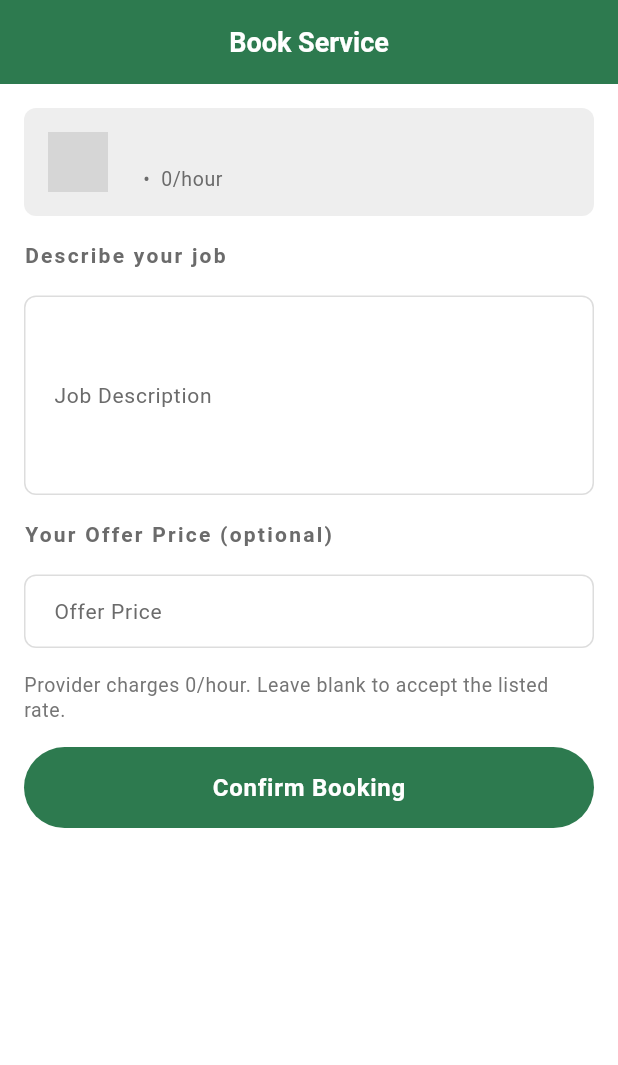
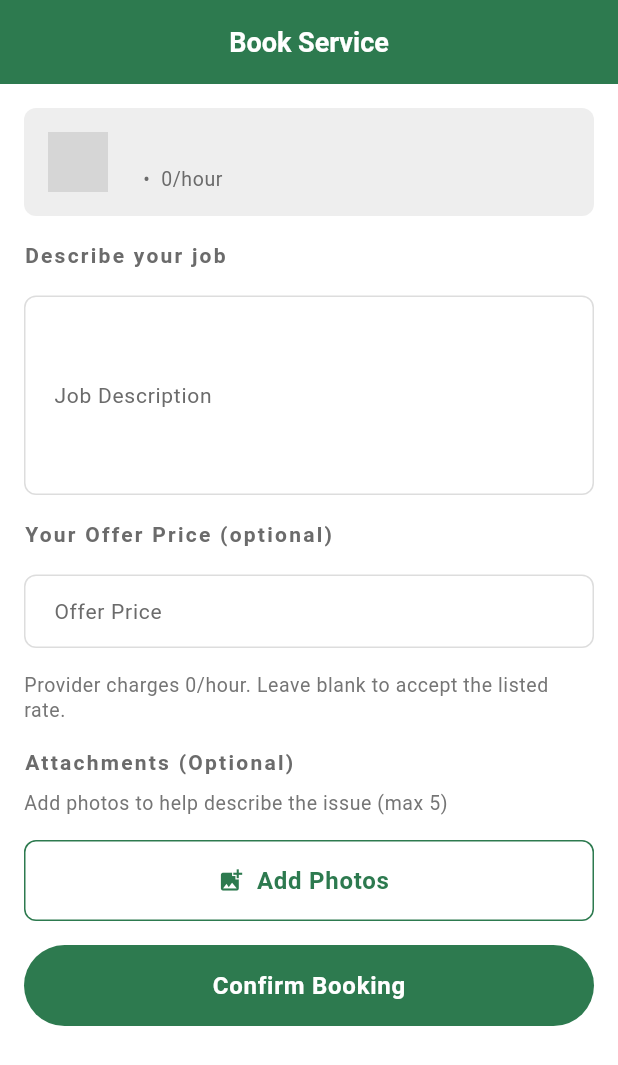
Before and after one commit to Mahamudul-Dev/luxihub-user, a Flutter app: the PostJobPage screen opened directly with empty values, on a phone screen of 412 x 824 dp. Shown: the top 1065 px of the screen. Run offline on Flutter 3.47's test engine with Material 3 defaults, Android fonts, the light colour scheme and no system bars; our stand-ins replace bloc, dartz, equatable, firebase_core, firebase_messaging, flutter_bloc and 11 more; missing offline and left inert: flutter_polyline_points, flutter_stripe; accounts and stored records are empty; network calls fail; Roboto replaces fonts that are missing (Poppins); grey boxes are pictures that could not be loaded.

Commit message:
Add attachment picker widget and app icon
- Implemented AttachmentPicker widget for selecting and displaying images.
- Added functionality to pick images from camera or gallery with a maximum limit.
- Included image removal feature and user feedback via SnackBars.
- Added new app icon image for iOS.
- Updated project zip file with the latest changes.

```diff
--- a/lib/features/job_request/data/datasources/job_remote_datasource.dart
+++ b/lib/features/job_request/data/datasources/job_remote_datasource.dart
@@ -1,3 +1,4 @@
+import 'dart:io';
 import 'package:supabase_flutter/supabase_flutter.dart';
 
 import '../../../../core/domain/entities/job_request.dart';
@@ -13,6 +14,7 @@ abstract interface class JobRemoteDataSource {
     required double clientLat,
     required double clientLng,
     double? offerPrice,
+    List<dynamic> attachments = const [],
   });
 
   Future<List<JobRequest>> getMyJobs(String clientId);
@@ -47,8 +49,10 @@ class JobRemoteDataSourceImpl implements JobRemoteDataSource {
     required double clientLat,
     required double clientLng,
     double? offerPrice,
+    List<dynamic> attachments = const [],
   }) async {
     try {
+      // Create job request
       final row = await _client
           .from('job_requests')
           .insert({
@@ -63,6 +67,28 @@ class JobRemoteDataSourceImpl implements JobRemoteDataSource {
           })
           .select('*, provider:provider_id(name, avatar_path, hourly_rate, stripe_account_id, reviews!reviews_provider_id_fkey(score))')
           .single();
+
+      final jobId = row['id'] as String;
+
+      // Upload attachments if any
+      if (attachments.isNotEmpty) {
+        for (int i = 0; i < attachments.length; i++) {
+          final file = attachments[i] as File;
+          final fileName = '${jobId}_${DateTime.now().millisecondsSinceEpoch}_$i.jpg';
+          final storagePath = 'job-attachments/$fileName';
+
+          // Upload to Supabase storage
+          await _client.storage
+              .from('job-attachments')
+              .upload(storagePath, file);
+
+          // Insert attachment record
+          await _client.from('job_attachments').insert({
+            'job_request_id': jobId,
+            'storage_path': storagePath,
+          });
+        }
+      }
 
       return JobRequestModel.fromJson(row);
     } catch (e) {
--- a/lib/features/job_request/data/repositories/job_repository_impl.dart
+++ b/lib/features/job_request/data/repositories/job_repository_impl.dart
@@ -15,6 +15,7 @@ class JobRepositoryImpl implements JobRepository {
     required double clientLat,
     required double clientLng,
     double? offerPrice,
+    List<dynamic> attachments = const [],
   }) =>
       _dataSource.postJob(
         clientId: clientId,
@@ -24,6 +25,7 @@ class JobRepositoryImpl implements JobRepository {
         clientLat: clientLat,
         clientLng: clientLng,
         offerPrice: offerPrice,
+        attachments: attachments,
       );
 
   @override
--- a/lib/features/job_request/domain/repositories/job_repository.dart
+++ b/lib/features/job_request/domain/repositories/job_repository.dart
@@ -9,6 +9,7 @@ abstract interface class JobRepository {
     required double clientLat,
     required double clientLng,
     double? offerPrice,
+    List<dynamic> attachments = const [],
   });
 
   Future<List<JobRequest>> getMyJobs(String clientId);
--- a/lib/features/job_request/domain/usecases/post_job.dart
+++ b/lib/features/job_request/domain/usecases/post_job.dart
@@ -15,6 +15,7 @@ class PostJob {
         clientLat: params.clientLat,
         clientLng: params.clientLng,
         offerPrice: params.offerPrice,
+        attachments: params.attachments,
       );
 }
 
@@ -26,6 +27,7 @@ class PostJobParams extends Equatable {
   final double clientLat;
   final double clientLng;
   final double? offerPrice;
+  final List<dynamic> attachments;
 
   const PostJobParams({
     required this.clientId,
@@ -35,9 +37,10 @@ class PostJobParams extends Equatable {
     this.clientLat = 0.0,
     this.clientLng = 0.0,
     this.offerPrice,
+    this.attachments = const [],
   });
 
   @override
   List<Object?> get props =>
-      [clientId, providerId, category, description, clientLat, clientLng, offerPrice];
+      [clientId, providerId, category, description, clientLat, clientLng, offerPrice, attachments];
 }
--- a/lib/features/job_request/presentation/bloc/job_request_bloc.dart
+++ b/lib/features/job_request/presentation/bloc/job_request_bloc.dart
@@ -76,6 +76,7 @@ class JobRequestBloc extends Bloc<JobRequestEvent, JobRequestState> {
         clientLat: event.clientLat,
         clientLng: event.clientLng,
         offerPrice: event.offerPrice,
+        attachments: event.attachments,
       ));
       emit(JobRequestPosted(job));
     } catch (e) {
--- a/lib/features/job_request/presentation/bloc/job_request_event.dart
+++ b/lib/features/job_request/presentation/bloc/job_request_event.dart
@@ -14,6 +14,7 @@ final class JobPostRequested extends JobRequestEvent {
   final double clientLat;
   final double clientLng;
   final double? offerPrice;
+  final List<dynamic> attachments;
 
   const JobPostRequested({
     required this.providerId,
@@ -22,11 +23,12 @@ final class JobPostRequested extends JobRequestEvent {
     this.clientLat = 0.0,
     this.clientLng = 0.0,
     this.offerPrice,
+    this.attachments = const [],
   });
 
   @override
   List<Object?> get props =>
-      [providerId, category, description, clientLat, clientLng, offerPrice];
+      [providerId, category, description, clientLat, clientLng, offerPrice, attachments];
 }
 
 final class JobStatusWatchStarted extends JobRequestEvent {
--- a/lib/features/job_request/presentation/pages/post_job_page.dart
+++ b/lib/features/job_request/presentation/pages/post_job_page.dart
@@ -1,3 +1,5 @@
+import 'dart:io';
+
 import 'package:flutter/material.dart';
 import 'package:flutter_bloc/flutter_bloc.dart';
 import 'package:geolocator/geolocator.dart';
@@ -9,6 +11,7 @@ import '../../../../core/routes/app_router.dart';
 import '../../../../core/theme/app_colors.dart';
 import '../../../../core/widgets/text_input_field.dart';
 import '../bloc/job_request_bloc.dart';
+import '../widgets/attachment_picker.dart';
 
 class PostJobPage extends StatefulWidget {
   final ServiceProviderEntity provider;
@@ -22,6 +25,7 @@ class _PostJobPageState extends State<PostJobPage> {
   final _formKey = GlobalKey<FormState>();
   final _descController = TextEditingController();
   final _priceController = TextEditingController();
+  final List<File> _attachments = [];
 
   @override
   void dispose() {
@@ -69,6 +73,7 @@ class _PostJobPageState extends State<PostJobPage> {
           clientLat: lat,
           clientLng: lng,
           offerPrice: offerPrice,
+          attachments: _attachments,
         ));
   }
 
@@ -77,7 +82,7 @@ class _PostJobPageState extends State<PostJobPage> {
     return BlocListener<JobRequestBloc, JobRequestState>(
       listener: (context, state) {
         if (state is JobRequestPosted) {
-          context.goNamed(AppRoutes.jobRequestDetails.name, extra: state.job);
+          context.pushReplacementNamed(AppRoutes.jobRequestDetails.name, extra: state.job);
         } else if (state is JobRequestError) {
           ScaffoldMessenger.of(context).showSnackBar(
             SnackBar(
@@ -172,6 +177,14 @@ class _PostJobPageState extends State<PostJobPage> {
                       ),
                 ),
 
+                // Attachment picker
+                AttachmentPicker(
+                  attachments: _attachments,
+                  onChanged: (files) => setState(() => _attachments
+                    ..clear()
+                    ..addAll(files)),
+                ),
+
                 BlocBuilder<JobRequestBloc, JobRequestState>(
                   builder: (context, state) {
                     final isBusy = state is JobRequestPosting;
--- /dev/null
+++ b/lib/features/job_request/presentation/widgets/attachment_picker.dart
@@ -0,0 +1,189 @@
+import 'dart:io';
+import 'package:flutter/material.dart';
+import 'package:image_picker/image_picker.dart';
+
+import '../../../../core/config/utils.dart';
+import '../../../../core/theme/app_colors.dart';
+
+class AttachmentPicker extends StatefulWidget {
+  final List<File> attachments;
+  final ValueChanged<List<File>> onChanged;
+  final int maxImages;
+
+  const AttachmentPicker({
+    super.key,
+    required this.attachments,
+    required this.onChanged,
+    this.maxImages = 5,
+  });
+
+  @override
+  State<AttachmentPicker> createState() => _AttachmentPickerState();
+}
+
+class _AttachmentPickerState extends State<AttachmentPicker> {
+  final ImagePicker _picker = ImagePicker();
+
+  Future<void> _pickImage(ImageSource source) async {
+    try {
+      if (widget.attachments.length >= widget.maxImages) {
+        _showSnackBar('Maximum ${widget.maxImages} images allowed');
+        return;
+      }
+
+      final XFile? image = await _picker.pickImage(
+        source: source,
+        maxWidth: 1920,
+        maxHeight: 1080,
+        imageQuality: 85,
+      );
+
+      if (image != null) {
+        final file = File(image.path);
+        final updatedList = List<File>.from(widget.attachments)..add(file);
+        widget.onChanged(updatedList);
+      }
+    } catch (e) {
+      _showSnackBar('Error picking image: $e');
+    }
+  }
+
+  void _removeImage(int index) {
+    final updatedList = List<File>.from(widget.attachments)..removeAt(index);
+    widget.onChanged(updatedList);
+  }
+
+  void _showSnackBar(String message) {
+    if (mounted) {
+      ScaffoldMessenger.of(context).showSnackBar(
+        SnackBar(content: Text(message)),
+      );
+    }
+  }
+
+  void _showImageSourceDialog() {
+    showModalBottomSheet(
+      context: context,
+      shape: const RoundedRectangleBorder(
+        borderRadius: BorderRadius.vertical(top: Radius.circular(20)),
+      ),
+      builder: (context) => SafeArea(
+        child: Padding(
+          padding: const EdgeInsets.all(Utils.defaultPadding),
+          child: Column(
+            mainAxisSize: MainAxisSize.min,
+            children: [
+              ListTile(
+                leading: const Icon(Icons.camera_alt, color: AppColors.primary),
+                title: const Text('Take a photo'),
+                onTap: () {
+                  Navigator.pop(context);
+                  _pickImage(ImageSource.camera);
+                },
+              ),
+              ListTile(
+                leading: const Icon(Icons.photo_library, color: AppColors.primary),
+                title: const Text('Choose from gallery'),
+                onTap: () {
+                  Navigator.pop(context);
+                  _pickImage(ImageSource.gallery);
+                },
+              ),
+            ],
+          ),
+        ),
+      ),
+    );
+  }
+
+  @override
+  Widget build(BuildContext context) {
+    return Column(
+      crossAxisAlignment: CrossAxisAlignment.start,
+      children: [
+        Text(
+          'Attachments (Optional)',
+          style: Theme.of(context)
+              .textTheme
+              .titleMedium
+              ?.copyWith(fontWeight: FontWeight.w600),
+        ),
+        const SizedBox(height: 8),
+        Text(
+          'Add photos to help describe the issue (max ${widget.maxImages})',
+          style: Theme.of(context).textTheme.bodySmall?.copyWith(
+                color: Colors.grey.shade600,
+              ),
+        ),
+        const SizedBox(height: Utils.defaultPadding),
+
+        // Images grid
+        if (widget.attachments.isNotEmpty) ...[
+          GridView.builder(
+            shrinkWrap: true,
+            physics: const NeverScrollableScrollPhysics(),
+            gridDelegate: const SliverGridDelegateWithFixedCrossAxisCount(
+              crossAxisCount: 3,
+              crossAxisSpacing: 8,
+              mainAxisSpacing: 8,
+            ),
+            itemCount: widget.attachments.length,
+            itemBuilder: (context, index) {
+              return Stack(
+                fit: StackFit.expand,
+                children: [
+                  ClipRRect(
+                    borderRadius: BorderRadius.circular(Utils.defaultBorderRadius),
+                    child: Image.file(
+                      widget.attachments[index],
+                      fit: BoxFit.cover,
+                    ),
+                  ),
+                  Positioned(
+                    top: 4,
+                    right: 4,
+                    child: GestureDetector(
+                      onTap: () => _removeImage(index),
+                      child: Container(
+                        padding: const EdgeInsets.all(4),
+                        decoration: const BoxDecoration(
+                          color: Colors.red,
+                          shape: BoxShape.circle,
+                        ),
+                        child: const Icon(
+                          Icons.close,
+                          color: Colors.white,
+                          size: 16,
+                        ),
+                      ),
+                    ),
+                  ),
+                ],
+              );
+            },
+          ),
+          const SizedBox(height: 12),
+        ],
+
+        // Add button
+        if (widget.attachments.length < widget.maxImages)
+          OutlinedButton.icon(
+            onPressed: _showImageSourceDialog,
+            icon: const Icon(Icons.add_photo_alternate),
+            label: Text(
+              widget.attachments.isEmpty
+                  ? 'Add Photos'
+                  : 'Add More (${widget.attachments.length}/${widget.maxImages})',
+            ),
+            style: OutlinedButton.styleFrom(
+              foregroundColor: AppColors.primary,
+              side: const BorderSide(color: AppColors.primary),
+              shape: RoundedRectangleBorder(
+                borderRadius: BorderRadius.circular(Utils.defaultBorderRadius),
+              ),
+            ),
+          ),
+      ],
+    );
+  }
+}
```
Also changed, not shown: flutter_launcher_icons.yaml (added, +34 -0 lines), pubspec.yaml (+13 -0 lines), assets/images/logo_solid.png (added), pubspec.lock, 34 other files.
